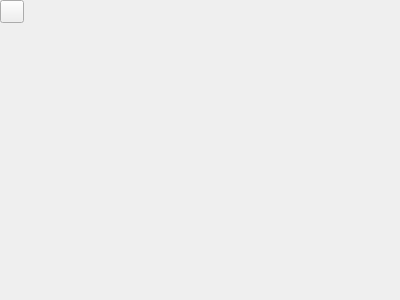
This is src/bin/scenarist-desktop/UserInterfaceLayer/Tools/ToolsSettings.ui in dimkanovikov/KITScenarist as Qt 5 draws it before an edit. The edited form follows.
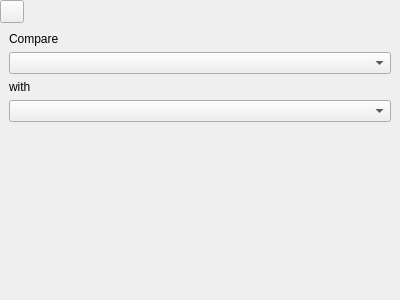
This is the edited form. Icons and pictures are not drawn. Custom widgets are drawn as their Qt base class.

Diff of the .ui file:
```diff
--- a/src/bin/scenarist-desktop/UserInterfaceLayer/Tools/ToolsSettings.ui
+++ b/src/bin/scenarist-desktop/UserInterfaceLayer/Tools/ToolsSettings.ui
@@ -87,7 +87,43 @@
        </item>
       </layout>
      </widget>
-     <widget class="QWidget" name="scriptComparePage"/>
+     <widget class="QWidget" name="scriptComparePage">
+      <layout class="QVBoxLayout" name="verticalLayout_2">
+       <item>
+        <widget class="QLabel" name="label">
+         <property name="text">
+          <string>Compare</string>
+         </property>
+        </widget>
+       </item>
+       <item>
+        <widget class="QComboBox" name="compareVersionFirst"/>
+       </item>
+       <item>
+        <widget class="QLabel" name="label_2">
+         <property name="text">
+          <string>with</string>
+         </property>
+        </widget>
+       </item>
+       <item>
+        <widget class="QComboBox" name="compareVersionSecond"/>
+       </item>
+       <item>
+        <spacer name="verticalSpacer">
+         <property name="orientation">
+          <enum>Qt::Vertical</enum>
+         </property>
+         <property name="sizeHint" stdset="0">
+          <size>
+           <width>330</width>
+           <height>167</height>
+          </size>
+         </property>
+        </spacer>
+       </item>
+      </layout>
+     </widget>
     </widget>
    </item>
   </layout>
```
